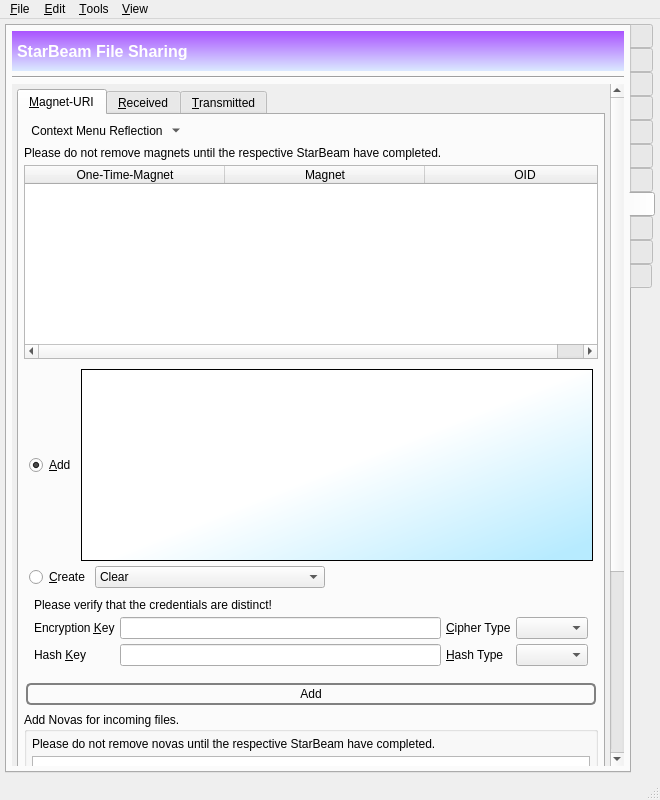
textbrowser/spot-on, file branches/trunk/GoldBug-UI/spot-on-controlcenter.ui: the form before one commit.
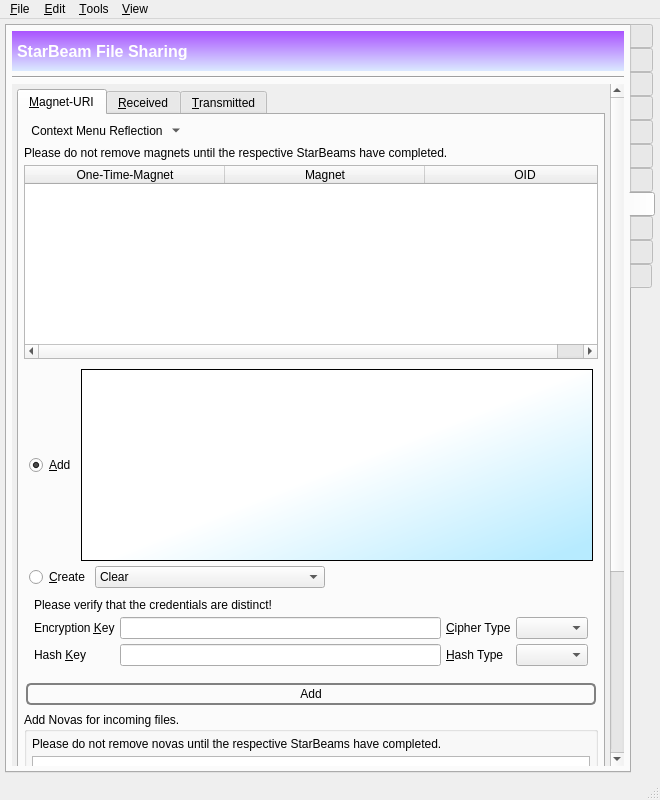
The form after the commit. The open tabs and pages were chosen to show the change. Icons and pictures are not drawn. Custom widgets are drawn as their Qt base class.

```diff
--- a/branches/trunk/GoldBug-UI/spot-on-controlcenter.ui
+++ b/branches/trunk/GoldBug-UI/spot-on-controlcenter.ui
@@ -7849,7 +7849,7 @@
                 <item>
                  <widget class="QLabel" name="label_129">
                   <property name="text">
-                   <string>Please do not remove magnets until the respective StarBeam have completed.</string>
+                   <string>Please do not remove magnets until the respective StarBeams have completed.</string>
                   </property>
                   <property name="wordWrap">
                    <bool>true</bool>
@@ -8160,7 +8160,7 @@
                    <item>
                     <widget class="QLabel" name="label_130">
                      <property name="text">
-                      <string>Please do not remove novas until the respective StarBeam have completed.</string>
+                      <string>Please do not remove novas until the respective StarBeams have completed.</string>
                      </property>
                      <property name="wordWrap">
                       <bool>true</bool>
```
